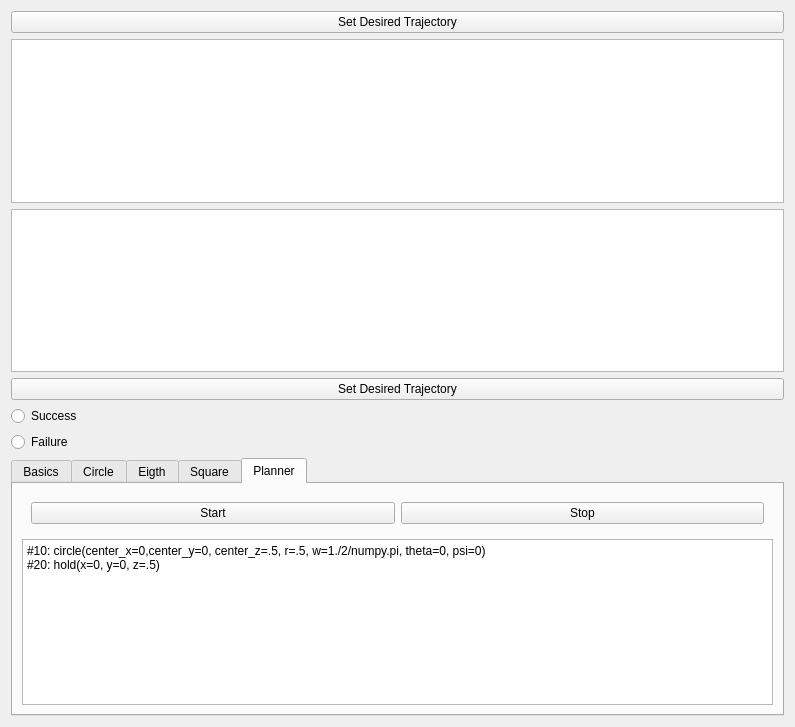
Qt form gui/src/gui/TrajectorySelection.ui (massimilianop/sml_under_development) before a commit.
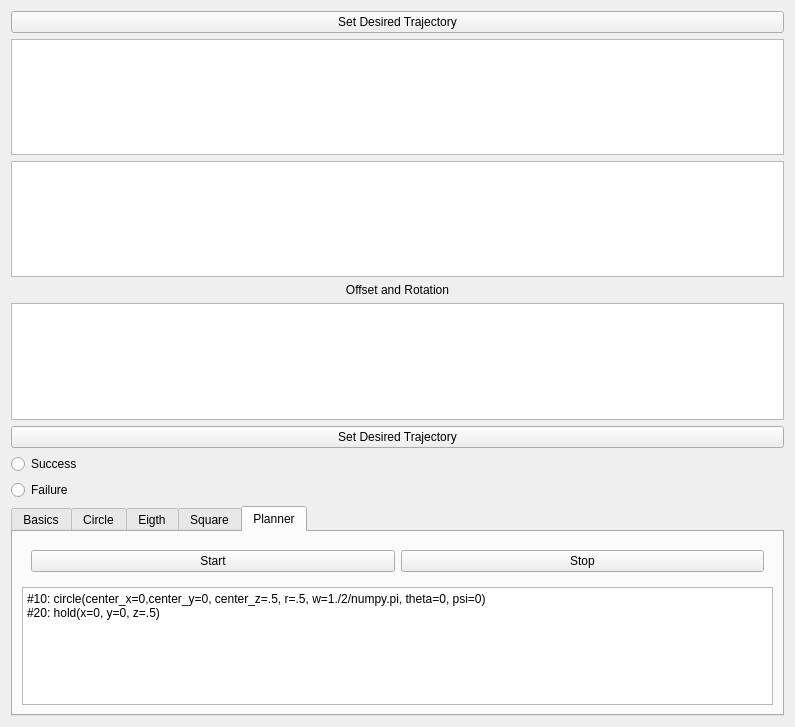
The same form after that commit.

Commit message: Offset and rotation in GUI under progress

Diff of the .ui file:
```diff
--- a/gui/src/gui/TrajectorySelection.ui
+++ b/gui/src/gui/TrajectorySelection.ui
@@ -17,17 +17,20 @@
    <string notr="true"/>
   </property>
   <layout class="QGridLayout" name="gridLayout">
-   <item row="2" column="1">
+   <item row="6" column="1">
+    <widget class="QPlainTextEdit" name="MessageOffsetAndRotation"/>
+   </item>
+   <item row="3" column="1">
     <widget class="QListWidget" name="listWidget"/>
    </item>
-   <item row="5" column="1">
+   <item row="8" column="1">
     <widget class="QRadioButton" name="Success">
      <property name="text">
       <string>Success</string>
      </property>
     </widget>
    </item>
-   <item row="7" column="1">
+   <item row="10" column="1">
     <widget class="QTabWidget" name="TrajSelect">
      <property name="currentIndex">
       <number>4</number>
@@ -387,14 +390,14 @@
      </widget>
     </widget>
    </item>
-   <item row="6" column="1">
+   <item row="9" column="1">
     <widget class="QRadioButton" name="Failure">
      <property name="text">
       <string>Failure</string>
      </property>
     </widget>
    </item>
-   <item row="3" column="1">
+   <item row="4" column="1">
     <widget class="QPlainTextEdit" name="TrajectoryMessageInput"/>
    </item>
    <item row="1" column="1">
@@ -404,13 +407,23 @@
      </property>
     </widget>
    </item>
-   <item row="4" column="1">
+   <item row="7" column="1">
     <widget class="QPushButton" name="SetTrajectory">
      <property name="text">
       <string>Set Desired Trajectory</string>
      </property>
     </widget>
    </item>
+   <item row="5" column="1">
+    <widget class="QLabel" name="label_11">
+     <property name="text">
+      <string>Offset and Rotation</string>
+     </property>
+     <property name="alignment">
+      <set>Qt::AlignCenter</set>
+     </property>
+    </widget>
+   </item>
   </layout>
  </widget>
  <resources/>
```
Left out of the diff: 2 changed lines with no effect on the pictures. The commit also changes 3 other files.
